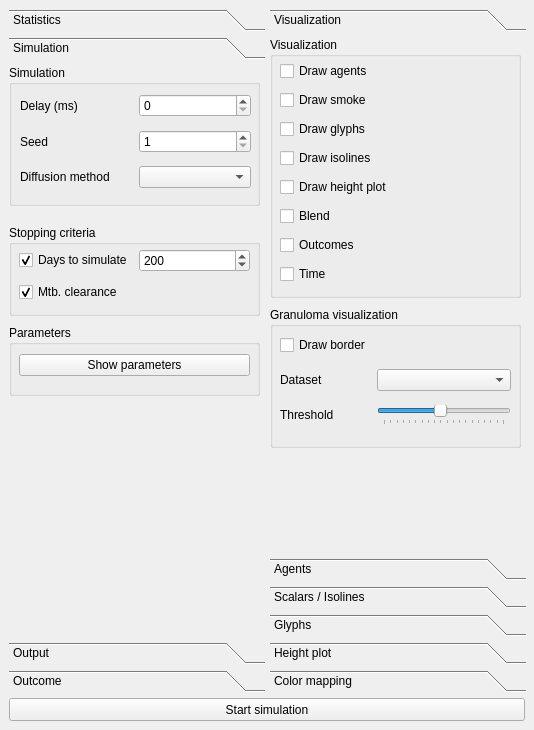
First picture: the form in gui/mainwindow.ui, repository gmackie/GR-ABM-ODE-2D, before the edit.
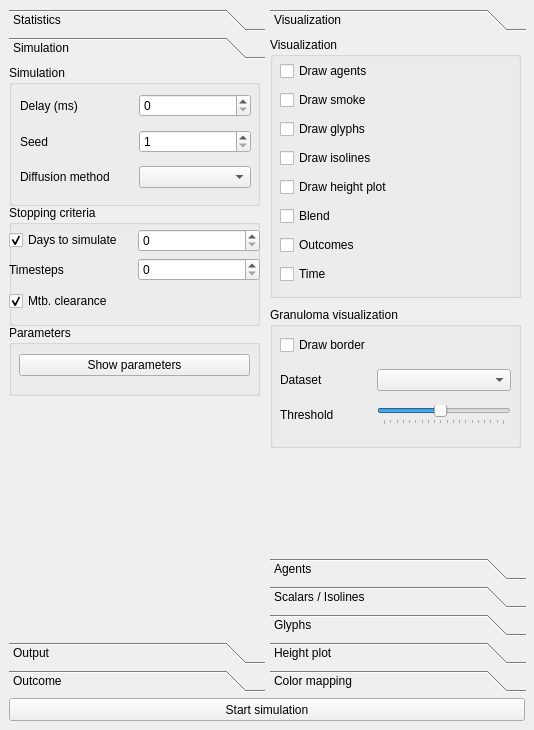
Second picture: the form after the edit.

The edit to the form file:
```diff
--- a/gui/mainwindow.ui
+++ b/gui/mainwindow.ui
@@ -66,8 +66,8 @@
             <rect>
              <x>0</x>
              <y>0</y>
-             <width>243</width>
-             <height>516</height>
+             <width>256</width>
+             <height>528</height>
             </rect>
            </property>
            <attribute name="label">
@@ -167,9 +167,9 @@
             <property name="geometry">
              <rect>
               <x>0</x>
-              <y>160</y>
+              <y>140</y>
               <width>251</width>
-              <height>91</height>
+              <height>121</height>
              </rect>
             </property>
             <property name="title">
@@ -178,12 +178,14 @@
             <widget class="QWidget" name="layoutWidget_X">
              <property name="geometry">
               <rect>
-               <x>10</x>
+               <x>0</x>
                <y>20</y>
-               <width>231</width>
-               <height>61</height>
+               <width>251</width>
+               <height>92</height>
               </rect>
              </property>
+             <layout class="QVBoxLayout" name="verticalLayout_6">
+              <item>
              <layout class="QGridLayout" name="gridLayout_16">
               <item row="0" column="0">
                <widget class="QCheckBox" name="checkBoxStopDays">
@@ -201,14 +203,30 @@
               <item row="0" column="1">
                <widget class="QSpinBox" name="spinBoxStopDays">
                 <property name="maximum">
-                 <number>1000</number>
+                   <number>2147483647</number>
                 </property>
                 <property name="value">
-                 <number>200</number>
+                   <number>0</number>
                 </property>
                </widget>
               </item>
               <item row="1" column="0">
+                 <widget class="QLabel" name="label">
+                  <property name="text">
+                   <string>Timesteps</string>
+                  </property>
+                 </widget>
+                </item>
+                <item row="1" column="1">
+                 <widget class="QSpinBox" name="spinBoxStopTime">
+                  <property name="maximum">
+                   <number>2147483647</number>
+                  </property>
+                 </widget>
+                </item>
+               </layout>
+              </item>
+              <item>
                <widget class="QCheckBox" name="checkBoxStopClearance">
                 <property name="toolTip">
                  <string>shortcut: a</string>
```
Left out of the diff: 127 changed lines with no effect on the pictures. Lines whose indentation alone changed are shown as unchanged.
